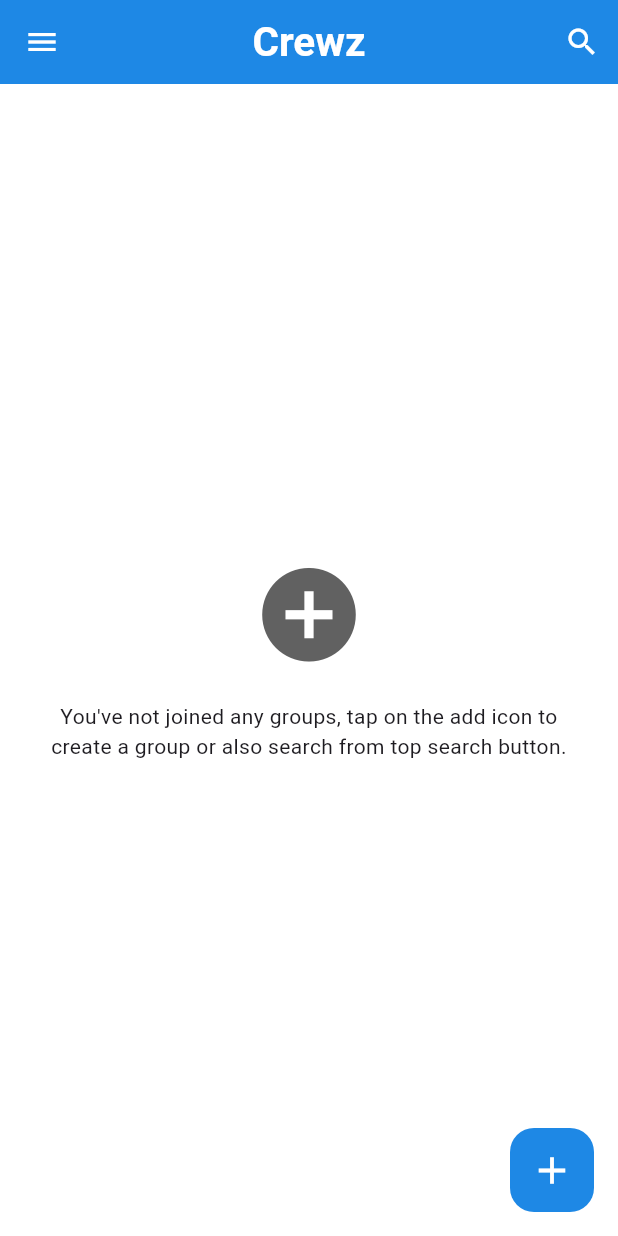
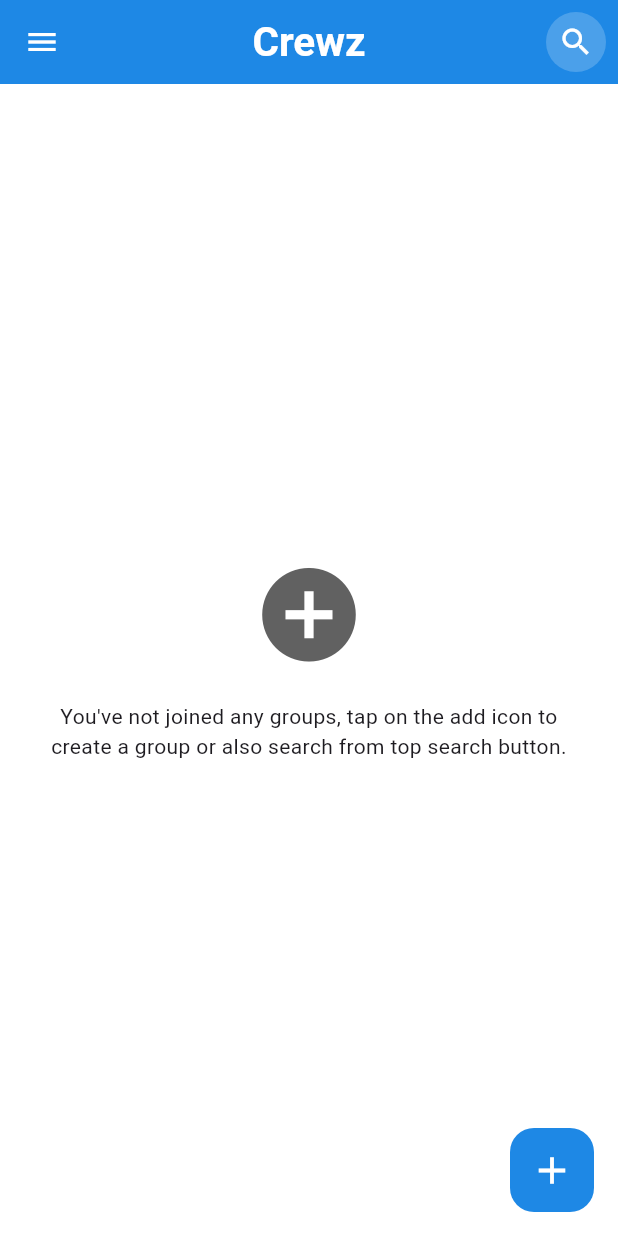
Before and after one commit to MeeturiAjay/ChatCrewz, a Flutter app: the HomePage screen opened directly, on a phone screen of 412 x 824 dp. Run offline on Flutter 3.47's test engine with Material 3 defaults, Android fonts, the phone set to English and light mode, and no system bars; our stand-ins replace cloud_firestore, firebase_auth, firebase_core, liquid_swipe, lottie, shared_preferences and 1 more; accounts and stored records are empty; project files that could hold a hidden picture were left out.

Commit message:
back & foreground colors.

```diff
--- a/lib/pages/chat_page.dart
+++ b/lib/pages/chat_page.dart
@@ -1,4 +1,5 @@
 import 'package:cloud_firestore/cloud_firestore.dart';
+import 'package:firebasechatapplatest/pages/introscreens/splashscreen.dart';
 import 'package:firebasechatapplatest/shared/app_colors.dart';
 import 'package:flutter/material.dart';
 
@@ -153,7 +154,7 @@
       stream: chats,
       builder: (context, AsyncSnapshot<QuerySnapshot> snapshot) {
         if (snapshot.connectionState == ConnectionState.waiting) {
-          return Center(child: CircularProgressIndicator());
+          return Center(child: SplashScreen());
         } else if (!snapshot.hasData || snapshot.data!.docs.isEmpty) {
           return Center(child: Text("No messages yet"));
         } else {
--- a/lib/pages/group_info.dart
+++ b/lib/pages/group_info.dart
@@ -126,7 +126,8 @@
                   const SizedBox(
                     width: 20,
                   ),
-                  Column(
+                  Expanded(
+                    child: Column(
                       crossAxisAlignment: CrossAxisAlignment.start,
                       children: [
                         Text(
@@ -138,6 +139,7 @@
                         ),
                         Text("Admin: ${getName(widget.adminName)}")
                       ],
+                    ),
                   )
                 ],
               ),
--- a/lib/pages/home_page.dart
+++ b/lib/pages/home_page.dart
@@ -1,4 +1,5 @@
 import 'package:firebase_auth/firebase_auth.dart';
+import 'package:firebasechatapplatest/pages/introscreens/splashscreen.dart';
 import 'package:firebasechatapplatest/pages/profile_page.dart';
 import 'package:firebasechatapplatest/pages/search_page.dart';
 import 'package:firebasechatapplatest/shared/app_colors.dart';
@@ -73,9 +74,17 @@
               onPressed: () {
                 nextScreen(context, const SearchPage());
               },
-              icon: const Icon(
+              icon: Container(
+                width: 40,
+                height: 40,
+                decoration: BoxDecoration(
+                    color: Colors.white.withOpacity(0.2),
+                    borderRadius: BorderRadius.circular(40)),
+                child: const Icon(
                   Icons.search,
-              ))
+                  color: Colors.white,
+                ),
+              ),)
         ],
         elevation: 0,
         centerTitle: true,
@@ -159,11 +168,22 @@
                             ),
                             IconButton(
                               onPressed: () async {
+                                Navigator.pop(context); // Close the dialog
+
+                                // Show the splash screen
+                                Navigator.of(context).push(MaterialPageRoute(
+                                  builder: (context) => const SplashScreen(),
+                                ));
+
+                                // Wait for 2 seconds (you can adjust this duration)
+                                await Future.delayed(Duration(seconds: 2));
+
                                 await authService.signOut();
                                 Navigator.of(context).pushAndRemoveUntil(
                                   MaterialPageRoute(
                                       builder: (context) => const LoginPage()),
-                                (route) => false);
+                                      (route) => false,
+                                );
                               },
                               icon: const Icon(
                                 Icons.done,
@@ -229,17 +249,15 @@
                     decoration: InputDecoration(
                       hintText: "Enter the group name",
                       enabledBorder: OutlineInputBorder(
-                                  borderSide: BorderSide(
-                                      color: Colors.blue),
+                          borderSide: BorderSide(color: Colors.blue),
                           borderRadius: BorderRadius.circular(20)),
                       errorBorder: OutlineInputBorder(
-                                  borderSide:
-                                      const BorderSide(color: Colors.blue),
+                          borderSide: const BorderSide(color: Colors.blue),
                           borderRadius: BorderRadius.circular(20)),
                       focusedBorder: OutlineInputBorder(
-                                  borderSide: BorderSide(
-                                      color: Colors.blue),
-                                  borderRadius: BorderRadius.circular(20))),
+                          borderSide: BorderSide(color: Colors.blue),
+                          borderRadius: BorderRadius.circular(20)),
+                    ),
                   ),
                 ],
               ),
--- a/lib/pages/introscreens/splashscreen.dart
+++ b/lib/pages/introscreens/splashscreen.dart
@@ -1,4 +1,5 @@
 import 'dart:async';
+import 'package:firebasechatapplatest/pages/auth/login_page.dart';
 import 'package:flutter/material.dart';
 import 'package:firebasechatapplatest/pages/Onboarding_screens.dart';
 import 'package:lottie/lottie.dart'; // Import Lottie package
@@ -15,11 +16,11 @@
   void initState() {
     super.initState();
     Timer(
-      Duration(seconds: 3),  // Change the duration as needed
+      Duration(seconds: 5),  // Change the duration as needed
           () {
         Navigator.of(context).pushReplacement(
           MaterialPageRoute(
-            builder: (_) =>  OnBoardingScreens(),
+            builder: (_) =>  LoginPage(),
           ),
         );
       },
--- a/lib/pages/search_page.dart
+++ b/lib/pages/search_page.dart
@@ -200,7 +200,7 @@
                     width: 40,
                     height: 40,
                     decoration: BoxDecoration(
-                        color: Colors.white.withOpacity(0.1),
+                        color: Colors.white.withOpacity(0.2),
                         borderRadius: BorderRadius.circular(40)),
                     child: const Icon(
                       Icons.search,
```
Also changed, not shown: lib/main.dart (+52 -17 lines). Lines whose indentation alone changed are shown as unchanged.
